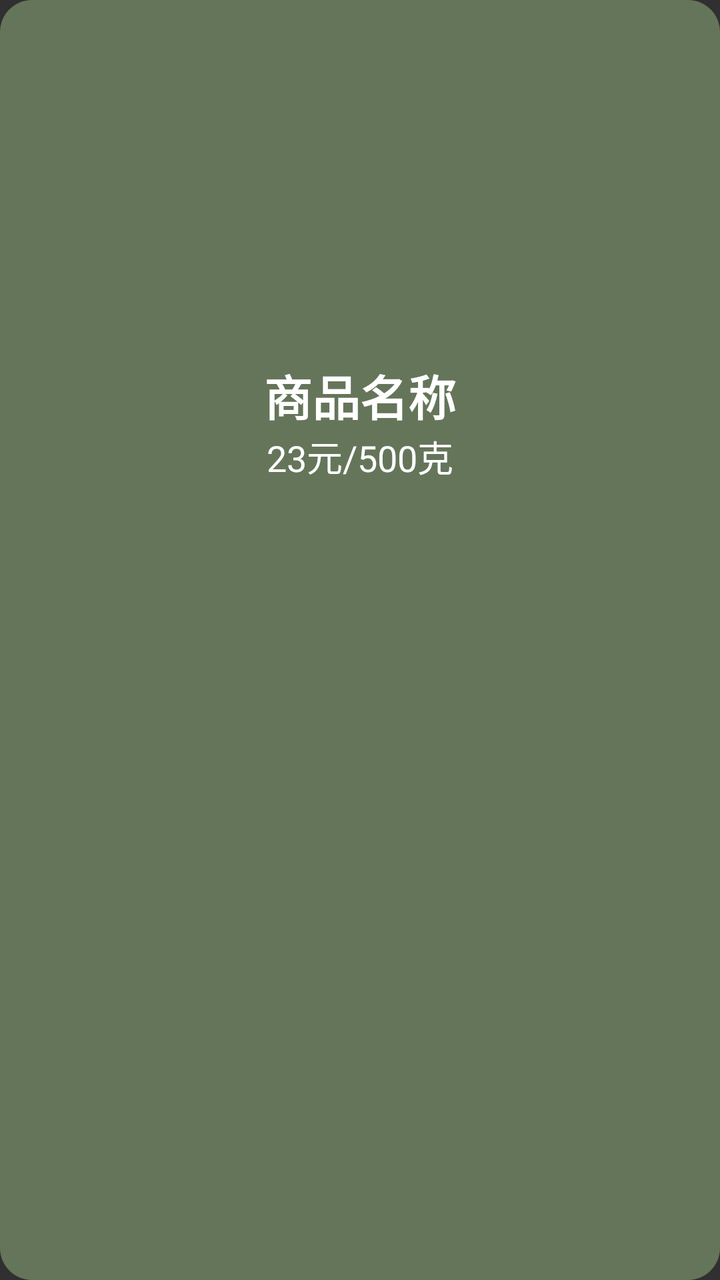
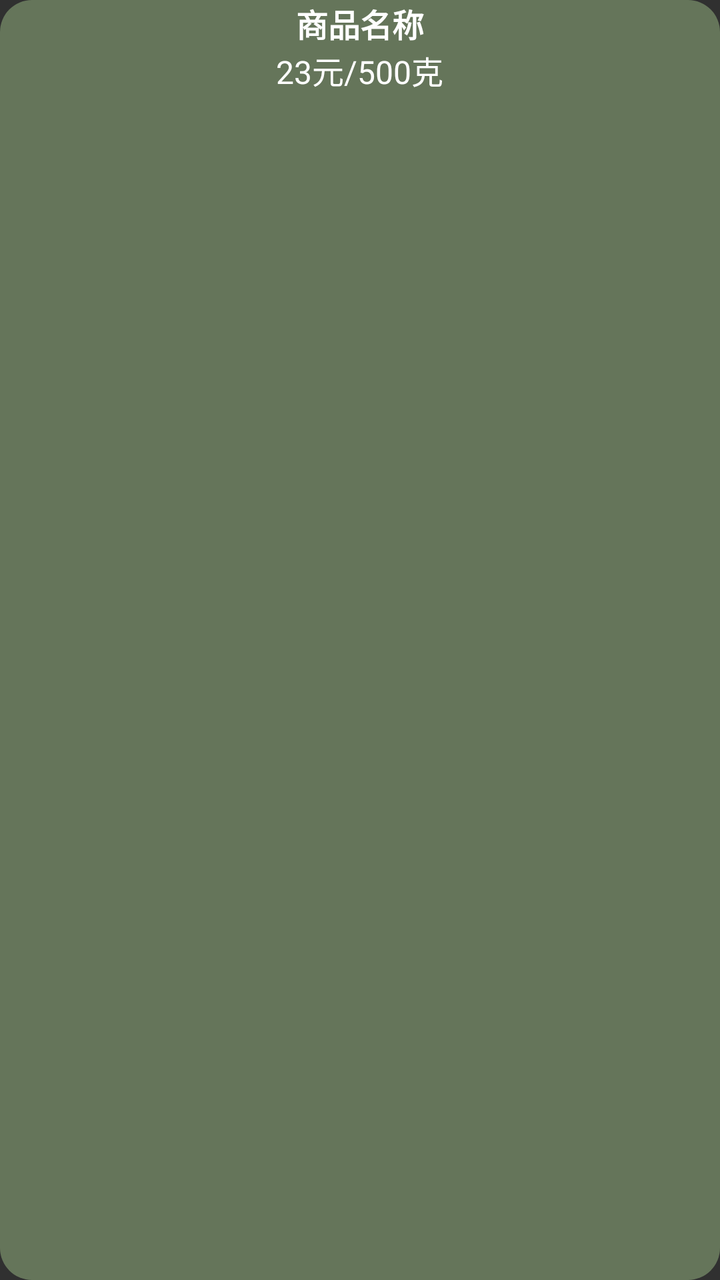

Compare the two renders of this Android layout. The source of the first and the diff that turns it into the second are given below.
<!-- AndroidManifest.xml: application theme Base.Theme.UHMCS -->
<!-- res/layout/item_groupon_goods.xml -->
<?xml version="1.0" encoding="utf-8"?>
<LinearLayout xmlns:android="http://schemas.android.com/apk/res/android"
    android:orientation="vertical"
    android:layout_width="match_parent"
    android:layout_marginRight="5dp"
    android:layout_height="wrap_content"
    android:layout_marginTop="5dp"
    android:background="@drawable/shop_btn_bg"
    android:minHeight="300dp">


    <ImageView
        android:layout_marginTop="@dimen/dp_10"
        android:id="@+id/image"
        android:layout_width="match_parent"
        android:layout_height="180dp"
        android:background="@drawable/imageview_round_corner"
        android:visibility="visible"
        android:layout_gravity="center_horizontal"/>
    <LinearLayout
        android:gravity="center_horizontal"
        android:layout_width="match_parent"
        android:layout_height="wrap_content"
        android:orientation="vertical">
        <TextView
            android:layout_marginTop="@dimen/dp_10"
            android:id="@+id/title"
            android:layout_width="match_parent"
            android:layout_height="wrap_content"
            android:text="商品名称"
            android:textSize="24dp"
            android:textColor="@color/white"
            android:textStyle="bold"
            android:gravity="center" />
        <TextView
            android:layout_marginTop="@dimen/dp_10"
            android:id="@+id/price"
            android:layout_width="wrap_content"
            android:layout_height="wrap_content"
            android:text="23元/500克"
            android:textColor="@color/white"
            android:textSize="18dp"
            android:layout_centerHorizontal="true"
            android:layout_alignParentBottom="true"
            android:layout_marginBottom="10dp"/>


    </LinearLayout>







</LinearLayout>
<!-- resources referenced by this layout -->
<resources>
  <color name="white">#FFFFFFFF</color>
  <!-- drawable imageview_round_corner (drawable) -->
  <?xml version="1.0" encoding="utf-8"?>
  <selector xmlns:android="http://schemas.android.com/apk/res/android">
  
      <item>
  
          <shape android:shape="rectangle">
              
              <corners
                  android:topLeftRadius="16dp"
                  android:topRightRadius="16dp" />
  
          </shape>
  
      </item>
  
  
  </selector>
  <!-- drawable shop_btn_bg (drawable) -->
  <?xml version="1.0" encoding="utf-8"?>
  <selector xmlns:android="http://schemas.android.com/apk/res/android">
      <item android:drawable="@drawable/gray_bg" android:state_pressed="true"/>
      <item android:drawable="@drawable/shop_bg" android:state_pressed="false"/>
  </selector>
  <style name="Base.Theme.UHMCS" parent="Theme.AppCompat.NoActionBar">
          
          
          <item name="android:windowFullscreen">true</item>
          <item name="android:windowContentOverlay">@null</item>
          <item name="colorControlActivated">@color/black</item> 
  
  
  
  
      </style>
  <!-- drawable gray_bg (drawable) -->
  <?xml version="1.0" encoding="UTF-8"?>
  <shape xmlns:android="http://schemas.android.com/apk/res/android"
      android:shape="rectangle" >
  
      
      <solid android:color="#FFCCCCCC" />
      
  
  
      
  
      
      <corners android:radius="16dp" />
      
  
  
  
  
  
  
  </shape>
  <!-- drawable shop_bg (drawable) -->
  <?xml version="1.0" encoding="UTF-8"?>
  <shape xmlns:android="http://schemas.android.com/apk/res/android"
      android:shape="rectangle" >
  
      
      <solid android:color="#65755a" />
      
  
  
      
  
      
      <corners android:radius="16dp" />
      
  
  
  
  
  
  
  </shape>
  <color name="black">#FF000000</color>
</resources>

<!-- the commit's change to res/layout/item_groupon_goods.xml (unified diff, before → after) -->
@@ -6,17 +6,17 @@
     android:layout_height="wrap_content"
     android:layout_marginTop="5dp"
     android:background="@drawable/shop_btn_bg"
-    android:minHeight="300dp">
+    android:minHeight="120dp">
 
 
-    <ImageView
-        android:layout_marginTop="@dimen/dp_10"
-        android:id="@+id/image"
-        android:layout_width="match_parent"
-        android:layout_height="180dp"
-        android:background="@drawable/imageview_round_corner"
-        android:visibility="visible"
-        android:layout_gravity="center_horizontal"/>
+
+
+
+
+
+
+
+
     <LinearLayout
         android:gravity="center_horizontal"
         android:layout_width="match_parent"
@@ -28,7 +28,7 @@
             android:layout_width="match_parent"
             android:layout_height="wrap_content"
             android:text="商品名称"
-            android:textSize="24dp"
+            android:textSize="16sp"
             android:textColor="@color/white"
             android:textStyle="bold"
             android:gravity="center" />
@@ -39,7 +39,7 @@
             android:layout_height="wrap_content"
             android:text="23元/500克"
             android:textColor="@color/white"
-            android:textSize="18dp"
+            android:textSize="16sp"
             android:layout_centerHorizontal="true"
             android:layout_alignParentBottom="true"
             android:layout_marginBottom="10dp"/>
<!-- resource entries referenced after the edit -->
@@ -1,24 +1,6 @@
 <!-- resources referenced by this layout -->
 <resources>
   <color name="white">#FFFFFFFF</color>
-  <!-- drawable imageview_round_corner (drawable) -->
-  <?xml version="1.0" encoding="utf-8"?>
-  <selector xmlns:android="http://schemas.android.com/apk/res/android">
-  
-      <item>
-  
-          <shape android:shape="rectangle">
-              
-              <corners
-                  android:topLeftRadius="16dp"
-                  android:topRightRadius="16dp" />
-  
-          </shape>
-  
-      </item>
-  
-  
-  </selector>
   <!-- drawable shop_btn_bg (drawable) -->
   <?xml version="1.0" encoding="utf-8"?>
   <selector xmlns:android="http://schemas.android.com/apk/res/android">
